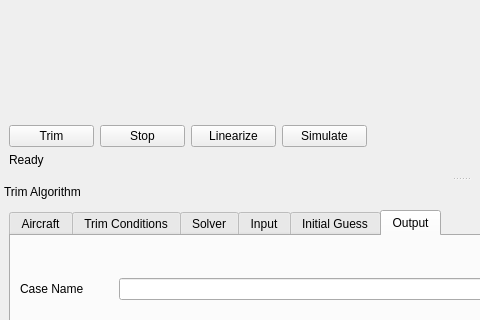
This is gui/MainWindow.ui in arktools/jsbsim as Qt 5 draws it before an edit; both pictures show x 0 to 480 and y 90 to 410 of the 922 by 650 pixel window. The edited form follows.
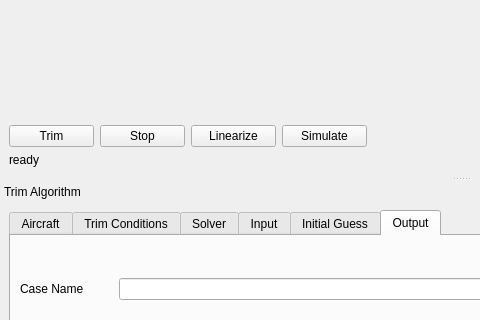
This is the edited form. Custom widgets are drawn as their Qt base class.

Commit message: Added mutex locks.

```diff
--- a/gui/MainWindow.ui
+++ b/gui/MainWindow.ui
@@ -68,7 +68,7 @@
     <item row="2" column="0">
      <widget class="QLabel" name="label_status">
       <property name="text">
-       <string>Ready</string>
+       <string>ready</string>
       </property>
      </widget>
     </item>
```
The commit also changes 2 other files.
